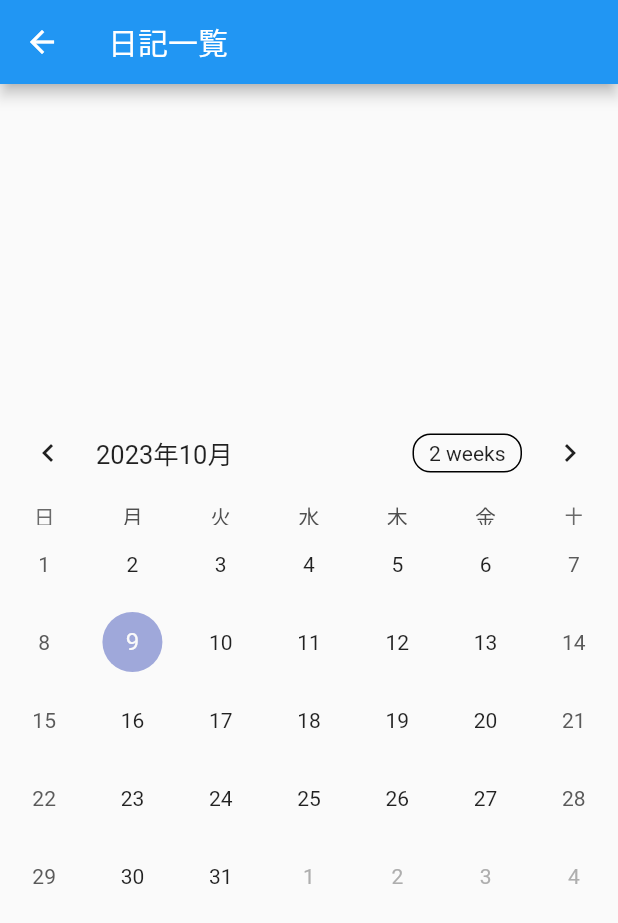
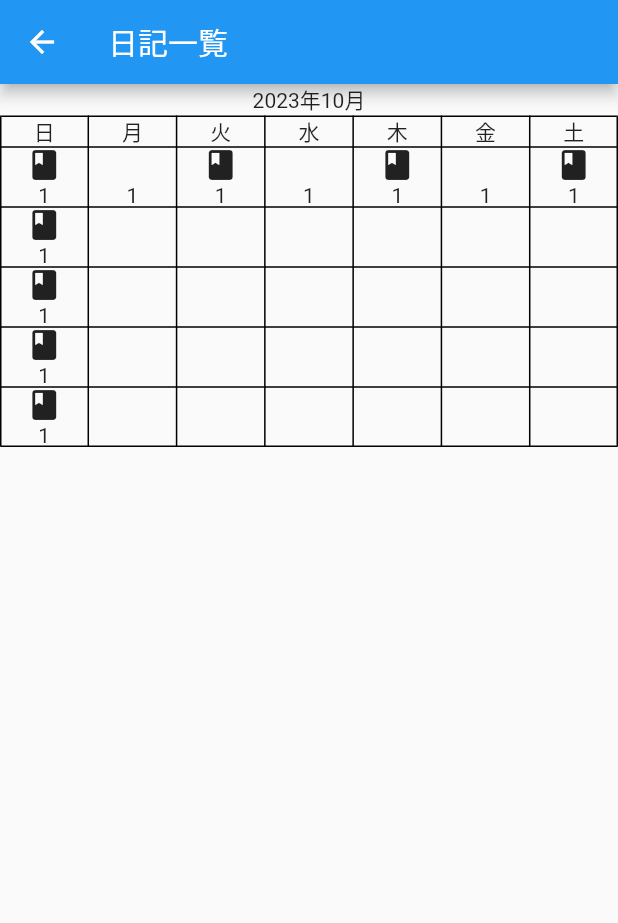
Before and after one commit to kodaiNakamura1209/diary_app, a Flutter app: the diaryListView screen opened directly, on a phone screen of 412 x 824 dp. Shown: the top 923 px of the screen. Run offline on Flutter 3.47's test engine with Material 2 defaults, Android fonts, the phone set to English and light mode, and no system bars; drawn by our look-alikes of table_calendar; our stand-ins replace flutter_calendar_carousel, image_picker, sqflite, sqflite_common; accounts and stored records are empty.

Commit message:
・アイコンの表示など、自身が思ったような機能を既存のパッケージではやりにくかったので、カレンダーwigetを自作することにした。

```diff
--- /dev/null
+++ b/lib/calendar/calendar.dart
@@ -0,0 +1,15 @@
+import 'package:flutter/material.dart';
+import 'calendar_table.dart';
+
+class Calendar extends StatelessWidget {
+  final DateTime _startDay = DateTime(2023, 10, 1);
+
+  @override
+  Widget build(BuildContext context) {
+    return PageView(
+      children: [
+        CalendarTable(),CalendarTable(),CalendarTable(),
+      ],
+    );
+  }
+}
--- /dev/null
+++ b/lib/calendar/calendar_table.dart
@@ -0,0 +1,98 @@
+import 'package:flutter/material.dart';
+import 'date_block.dart';
+
+class CalendarTable extends StatelessWidget {
+
+  final DateTime _startDay = DateTime(2023, 10, 1);
+
+  @override
+  Widget build(BuildContext context) {
+    return  Container(
+        child: Center(
+          child: Column(
+            children: [
+              Text(
+                  "2023年10月"
+              ),
+              Table(
+                border: TableBorder.all(),
+                children: [
+                  const TableRow(
+                      children: [
+                        Text("日",textAlign: TextAlign.center),
+                        Text("月",textAlign: TextAlign.center),
+                        Text("火",textAlign: TextAlign.center),
+                        Text("水",textAlign: TextAlign.center),
+                        Text("木",textAlign: TextAlign.center),
+                        Text("金",textAlign: TextAlign.center),
+                        Text("土",textAlign: TextAlign.center)
+                      ]
+                  ),
+                  TableRow(
+                      children: [
+                        DateBlock(_startDay.day, Icons.book_rounded),
+                        DateBlock(_startDay.day,null),
+                        DateBlock(_startDay.day, Icons.book_rounded),
+                        DateBlock(_startDay.day,null),
+                        DateBlock(_startDay.day, Icons.book_rounded),
+                        DateBlock(_startDay.day,null),
+                        DateBlock(_startDay.day, Icons.book_rounded),
+                      ]
+                  ),
+                  TableRow(
+                      children: [
+                        DateBlock(_startDay.day, Icons.book_rounded),
+                        Spacer(),
+                        Spacer(),
+                        Spacer(),
+                        Spacer(),
+                        Spacer(),
+                        Spacer(),
+                      ]
+                  ),
+                  TableRow(
+                      children: [
+                        DateBlock(_startDay.day, Icons.book_rounded),
+                        Spacer(),
+                        Spacer(),
+                        Spacer(),
+                        Spacer(),
+                        Spacer(),
+                        Spacer(),
+                      ]
+                  ),
+                  TableRow(
+                      children: [
+                        DateBlock(_startDay.day, Icons.book_rounded),
+                        Spacer(),
+                        Spacer(),
+                        Spacer(),
+                        Spacer(),
+                        Spacer(),
+                        Spacer(),
+                      ]
+                  ),
+                  TableRow(
+                      children: [
+                        DateBlock(_startDay.day, Icons.book_rounded),
+                        Spacer(),
+                        Spacer(),
+                        Spacer(),
+                        Spacer(),
+                        Spacer(),
+                        Spacer(),
+                      ]
+                  ),
+                ],
+              )
+            ],
+          ),
+        )
+    );
+  }
+
+  CreateCalendarCell(){
+
+  }
+// 色々考えたけど、DateTimeクラスで地道にcalendar作るしかなさそう？(この日付の次の日とかで検索かけて特定の日付まで行けば、、、)
+}
--- /dev/null
+++ b/lib/calendar/date_block.dart
@@ -0,0 +1,36 @@
+import 'package:flutter/material.dart';
+
+class DateBlock extends StatelessWidget {
+  late final IconData? icon;
+  late final int day;
+
+  DateBlock(int day, IconData? icon){
+    this.day = day;
+    this.icon = icon;
+  }
+
+  @override
+  Widget build(BuildContext context) {
+    // アイコン指定がない場合
+    if(icon == null){
+      return Container(
+        height: 40,
+        alignment: Alignment.bottomCenter,
+        child: Text(day.toString()),
+      );
+    }
+    // アイコン指定ありの場合
+    else {
+      return
+        Container(
+          height: 40,
+          child:Column(
+            children: [
+              Icon(icon),
+              Text(day.toString())
+            ],
+          ),
+        );
+    }
+  }
+}
--- a/lib/diaryListView.dart
+++ b/lib/diaryListView.dart
@@ -1,24 +1,23 @@
 import 'package:flutter/material.dart';
-import 'package:table_calendar/table_calendar.dart';  // カレンダー用ライブラリ
+import 'package:flutter_calendar_carousel/flutter_calendar_carousel.dart';
+import 'package:flutter_calendar_carousel/classes/event.dart';
 import 'package:intl/date_symbol_data_local.dart';    // 翻訳用ライブラリ
+import 'package:diary_app/calendar/calendar.dart';
 
 class diaryListView extends StatelessWidget {
-    @override
-    Widget build(BuildContext context) {
-      return Scaffold(
+  @override
+  Widget build(BuildContext context) {
+
+    List<DateTime> _days=[DateTime(2020, 12, 20), DateTime(2020, 12, 21)]; //アイコンを表示する日
+
+    return Scaffold(
         appBar: AppBar(
+
           title: Text("日記一覧"),
         ),
-        body:
-        Center(
-          child:
-              TableCalendar(  // カレンダーを実装
-                  firstDay: DateTime.utc(2010, 10, 16),
-                  lastDay: DateTime.utc(2030, 3, 14),
-                  focusedDay: DateTime.now(),
-                  locale: 'ja_JP' // 言語を日本語に設定
-              ),
-        ),
+        body: Container(
+          child: Calendar(),
+        )
       );
     }
   }
--- a/pubspec.yaml
+++ b/pubspec.yaml
@@ -37,6 +37,7 @@ dependencies:
   image_picker: ^1.0.0
   sqflite: ^2.2.8+4
   path_provider: ^2.0.15
+  flutter_calendar_carousel: ^2.0.0
 
 dev_dependencies:
   flutter_test:
```
Also changed, not shown: pubspec.lock.
